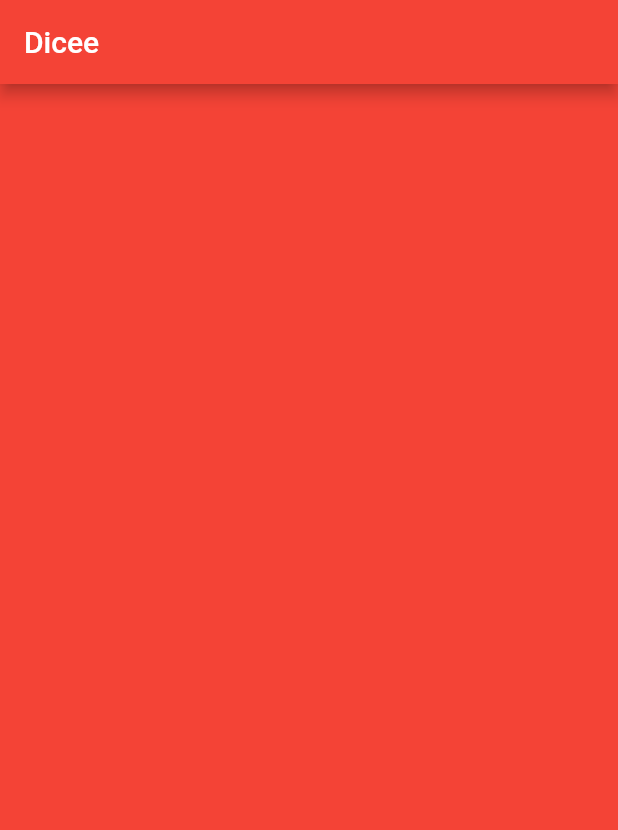
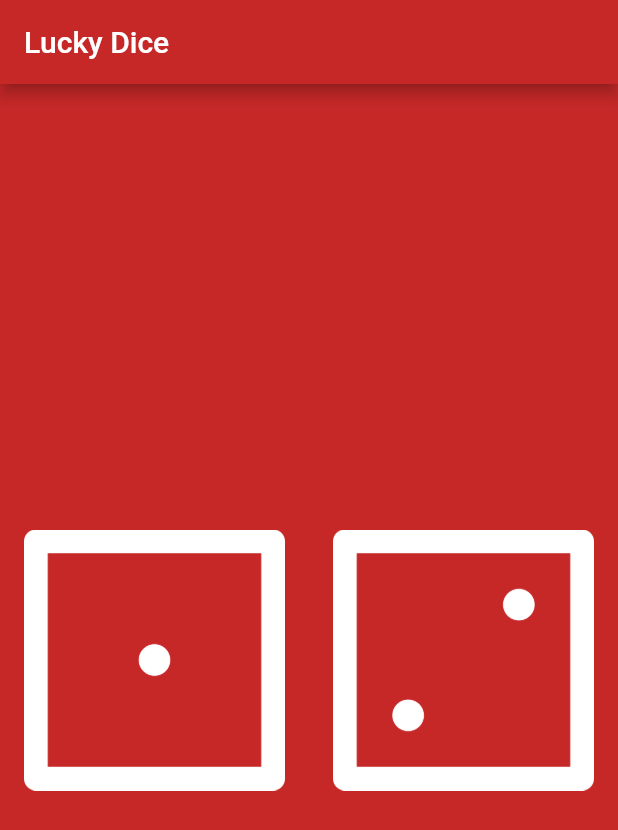
Before and after one commit to AndrewAKG/dicee, a Flutter app: the screen it shows after launch, on a phone screen of 412 x 824 dp. Shown: the top 830 px of the screen. Run offline on Flutter 3.47's test engine with Material 2 defaults, Android fonts, the phone set to English and light mode, and no system bars.

Commit message:
feat: changing dice page to stateful widget

```diff
--- a/lib/main.dart
+++ b/lib/main.dart
@@ -1,23 +1,62 @@
 import 'package:flutter/material.dart';
 
 void main() {
-  return runApp(
-    MaterialApp(
+  return runApp(MyApp());
+}
+
+class MyApp extends StatelessWidget {
+  @override
+  Widget build(BuildContext context) {
+    // TODO: implement build
+    return MaterialApp(
       home: Scaffold(
-        backgroundColor: Colors.red,
+        backgroundColor: Colors.red.shade800,
         appBar: AppBar(
-          title: Text('Dicee'),
-          backgroundColor: Colors.red,
+          title: Text('Lucky Dice'),
+          backgroundColor: Colors.red.shade800,
         ),
         body: DicePage(),
       ),
-    ),
-  );
+    );
+  }
 }
 
-class DicePage extends StatelessWidget {
+class DicePage extends StatefulWidget {
+  @override
+  _DicePageState createState() => _DicePageState();
+}
+
+class _DicePageState extends State<DicePage> {
+  int leftDiceNumber = 1;
+  int rightDiceNumber = 2;
+
   @override
   Widget build(BuildContext context) {
-    return Container();
+    return Center(
+      child: Row(
+        children: <Widget>[
+          Expanded(
+            child: FlatButton(
+              child: Image.asset('images/dice$leftDiceNumber.png'),
+              onPressed: () {
+                setState(() {
+                  leftDiceNumber = 3;
+                });
+              },
+            ),
+          ),
+          Expanded(
+            child: FlatButton(
+              child: Image.asset('images/dice$rightDiceNumber.png'),
+              onPressed: () {
+                setState(() {
+                  rightDiceNumber = 4;
+                });
+              },
+            ),
+          ),
+        ],
+      ),
+    );
   }
 }
```
Also changed, not shown: 1 other file.
